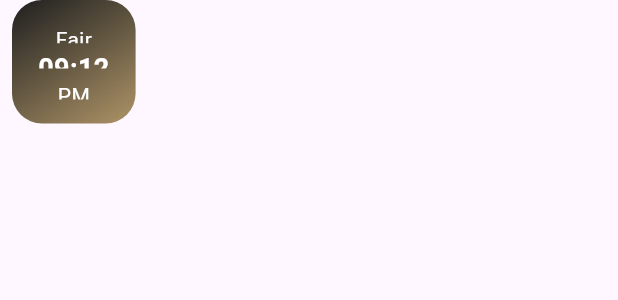
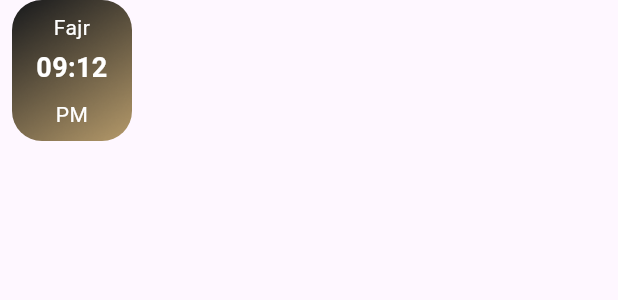
Before and after one commit to AhlamELsaied/Islami, a Flutter app: the PraycardTime widget shown alone on an empty page, opened directly with sample values from the repository, on a phone screen of 412 x 824 dp. Shown: the top 300 px of the screen. Run offline on Flutter 3.47's test engine with Material 3 defaults, Android fonts, the light colour scheme and no system bars; our stand-ins replace animate_do, carousel_slider, flutter_native_splash, shared_preferences, smooth_page_indicator; accounts and stored records are empty.

Commit message:
Azan Screen

```diff
--- a/lib/screen/home_screen/azan/widget/prayCard.dart
+++ b/lib/screen/home_screen/azan/widget/prayCard.dart
@@ -2,46 +2,47 @@ import 'package:flutter/material.dart';
 import 'package:islami/core/theme/app_assets.dart';
 import 'package:islami/core/theme/app_color.dart';
 import 'package:islami/screen/home_screen/azan/widget/prayTime.dart';
-import 'package:islami/screen/home_screen/azan/widget/widget.dart';
 
 class PraycardTime extends StatelessWidget {
   final PrayTime prayer;
 
-  const PraycardTime({super.key,required this.prayer});
+  const PraycardTime({super.key, required this.prayer});
 
   @override
   Widget build(BuildContext context) {
-    return  Container(
-      margin: EdgeInsets.symmetric(horizontal:8),
-      padding: const EdgeInsets.symmetric(vertical: 16),
-      height: MediaQuery.of(context).size.height * 0.1,
-      width: MediaQuery.of(context).size.width * 0.2,
+    return Container(
+      margin: const EdgeInsets.symmetric(horizontal: 8),
+      padding: const EdgeInsets.symmetric(vertical: 8),
+      width: 80,
       decoration: BoxDecoration(
         borderRadius: BorderRadius.circular(20),
         image: const DecorationImage(
           image: AssetImage(AppAssets.prayTime),
-              fit: BoxFit.cover)),
+          fit: BoxFit.cover,
+        ),
+      ),
       child: Column(
+        mainAxisSize: MainAxisSize.min,
         children: [
-          Flexible(
-            child: Text(
+          Text(
             prayer.name,
             style: const TextStyle(color: AppColor.white, fontSize: 14),
+            textAlign: TextAlign.center,
           ),
+          const SizedBox(height: 4),
+          Text(
+            prayer.time,
+            style: const TextStyle(
+                color: AppColor.white,
+                fontSize: 18,
+                fontWeight: FontWeight.bold),
+            textAlign: TextAlign.center,
           ),
-          SizedBox(height: 4,),
-          Flexible(
-            child: Text(
-              prayer.time,
-              style: const TextStyle(color: AppColor.white, fontSize:18,fontWeight: FontWeight.bold),
-            ),
-          ),
-          SizedBox(height: 8,),
-          Flexible(
-            child: Text(
+          const SizedBox(height: 8),
+          Text(
             prayer.pmAm,
             style: const TextStyle(color: AppColor.white, fontSize: 14),
-            ),
+            textAlign: TextAlign.center,
           ),
         ],
       ),
```
Also changed, not shown: lib/screen/home_screen/azan/azan_screen.dart (+15 -18 lines), lib/screen/home_screen/azan/widget/widget.dart (+23 -26 lines). Lines whose indentation alone changed are shown as unchanged.
